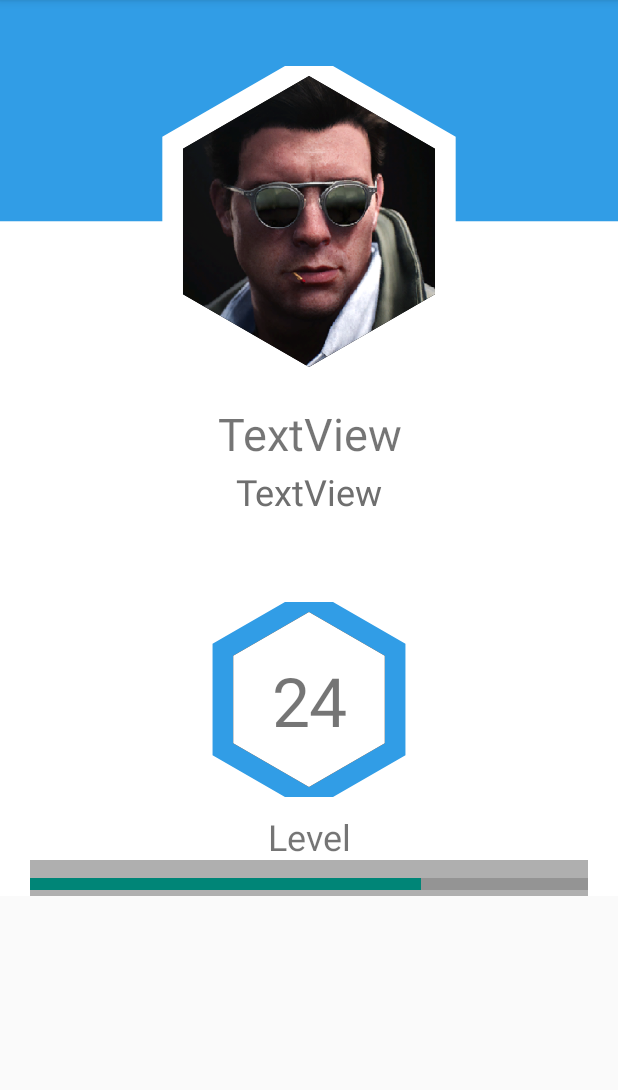
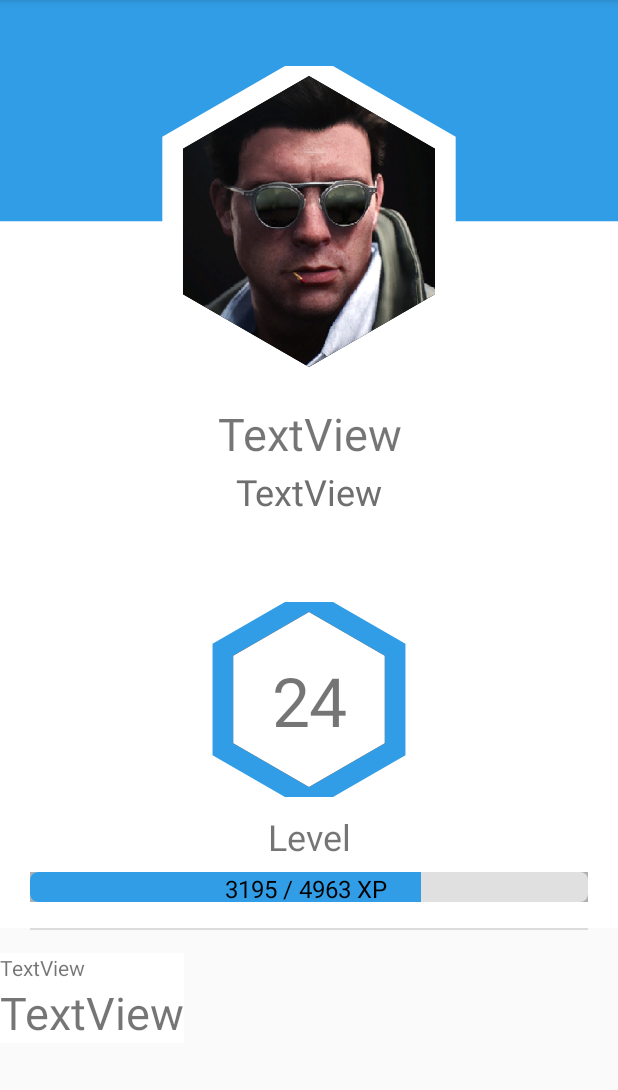
Before and after one commit to cam2332/StatsFromMOBA, an Android app: the PlayerProfileActivity screen opened directly, with no data from a screen before it, on a phone screen of 412 x 824 dp, the part 84-1174 px from its top. Run offline under Robolectric (Android 15) with nearby library versions, the phone set to English and light mode, and no system bars.

Commit message:
Added parts to layout with overall player stats

```diff
--- a/app/build.gradle
+++ b/app/build.gradle
@@ -34,5 +34,6 @@ dependencies {
     implementation 'com.android.support:support-v4:28.0.0'
     implementation 'com.android.support:recyclerview-v7:28.0.0'
     implementation 'com.android.support:cardview-v7:28.0.0'
+    implementation 'com.android.support:gridlayout-v7:28.0.0'
     implementation 'org.postgresql:postgresql:42.2.8'
 }
--- a/app/src/main/res/layout/activity_player_profile.xml
+++ b/app/src/main/res/layout/activity_player_profile.xml
@@ -127,7 +127,7 @@
 
                 <ProgressBar
                     android:id="@+id/progressBar"
-                    style="?android:attr/progressBarStyleHorizontal"
+                    style="@android:style/Widget.ProgressBar.Horizontal"
                     android:layout_width="match_parent"
                     android:layout_height="wrap_content"
                     android:layout_marginLeft="20dp"
@@ -136,8 +136,76 @@
                     android:background="#AFAFAF"
                     android:backgroundTint="#AFAFAF"
                     android:progress="70"
-                    android:scaleY="2" />
+                    android:progressBackgroundTint="#E0E0E0"
+                    android:progressTint="@color/colorBehindPlayerProfileTop" />
+
+                <TextView
+                    android:id="@+id/textView"
+                    android:layout_width="match_parent"
+                    android:layout_height="wrap_content"
+                    android:layout_marginTop="230dp"
+                    android:layout_marginBottom="15dp"
+                    android:text="3195 / 4963 XP "
+                    android:textAlignment="center"
+                    android:textColor="#000000"
+                    android:textSize="16sp" />
+
             </FrameLayout>
+
+            <View
+                android:id="@+id/divider"
+                android:layout_width="match_parent"
+                android:layout_height="1dp"
+                android:layout_marginLeft="20dp"
+                android:layout_marginRight="20dp"
+                android:background="?android:attr/listDivider" />
+
+            <LinearLayout
+                android:layout_width="match_parent"
+                android:layout_height="match_parent"
+                android:layout_marginTop="15dp"
+                android:orientation="vertical">
+
+                <TableLayout
+                    android:layout_width="match_parent"
+                    android:layout_height="match_parent">
+
+                    <TableRow
+                        android:layout_width="match_parent"
+                        android:layout_height="match_parent">
+
+                        <TextView
+                            android:id="@+id/textView4"
+                            android:layout_width="wrap_content"
+                            android:layout_height="wrap_content"
+                            android:background="#ffffff"
+                            android:backgroundTint="#ffffff"
+                            android:text="TextView" />
+                    </TableRow>
+
+                    <TableRow
+                        android:layout_width="match_parent"
+                        android:layout_height="match_parent">
+
+                        <TextView
+                            android:id="@+id/textView5"
+                            android:layout_width="wrap_content"
+                            android:layout_height="wrap_content"
+                            android:background="#ffffff"
+                            android:backgroundTint="#ffffff"
+                            android:text="TextView"
+                            android:textSize="30sp" />
+                    </TableRow>
+
+                    <TableRow
+                        android:layout_width="match_parent"
+                        android:layout_height="match_parent" />
+
+                    <TableRow
+                        android:layout_width="match_parent"
+                        android:layout_height="match_parent" />
+                </TableLayout>
+            </LinearLayout>
 
 
         </LinearLayout>
```
Also changed, not shown: app/src/main/res/layout/player_overall_stats.xml (added, +59 -0 lines).
